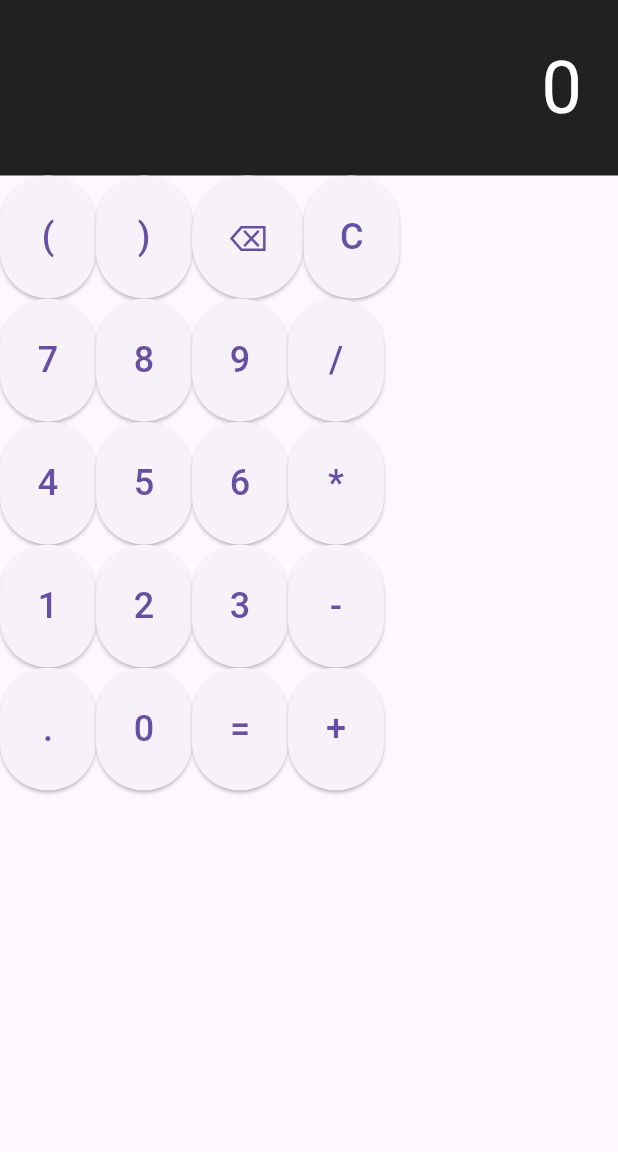
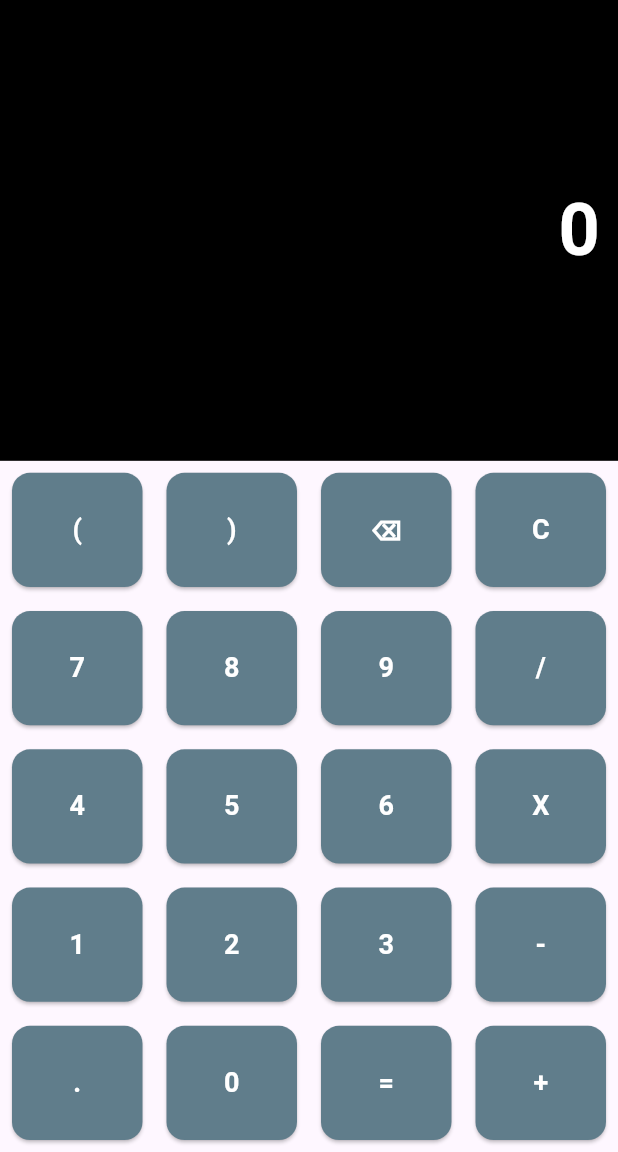
Before and after one commit to sadaquat2305/simple_calculator, a Flutter app: the screen it shows after launch, on a phone screen of 412 x 824 dp, the part 84-1236 px from its top. Run offline on Flutter 3.47's test engine with Material 3 defaults, Android fonts, the phone set to English and light mode, and no system bars; our stand-ins replace bloc, flutter_bloc, math_expressions.

Commit message:
UI is created

```diff
--- a/lib/presentation/pages/calculator_page.dart
+++ b/lib/presentation/pages/calculator_page.dart
@@ -1,6 +1,8 @@
 import 'package:flutter/material.dart';
 import 'package:flutter_bloc/flutter_bloc.dart';
 import 'package:simple_calculator_app/presentation/widgets/calculator_button_grid.dart';
+import 'package:simple_calculator_app/presentation/widgets/calculator_display.dart';
+import 'package:simple_calculator_app/presentation/widgets/calculator_keyboard.dart';
 import '../bloc/calculator_bloc.dart';
 
 class CalculatorPage extends StatelessWidget {
@@ -21,44 +23,12 @@ class CalculatorPage extends StatelessWidget {
               } else if (state is ResultState) {
                 display = state.result;
               }
-              return Container(
-                alignment: Alignment.bottomRight,
-                padding: EdgeInsets.all(24),
-                color: Colors.black87, // Background color for display
-                child: Text(
-                  display,
-                  style: TextStyle(
-                    fontSize: 48,
-                    color: Colors.white, // Text color for display
-                  ),
-                ),
-              );
+              return CalculatorDisplay(displayText: display);
             },
           ),
-
-          _buildKeypad(context),
+          CalculatorKeyboar()
         ],
       ),
     );
   }
-
-  Widget _buildKeypad(BuildContext context) {
-    return Column(
-      children: [
-        // Each row represents one line of buttons
-        _buildButtonRow(context, ['(', ')', '⌫', 'C']),
-        _buildButtonRow(context, ['7', '8', '9', '/']),
-        _buildButtonRow(context, ['4', '5', '6', '*']),
-        _buildButtonRow(context, ['1', '2', '3', '-']),
-        _buildButtonRow(context, ['.', '0', '=', '+'])
-      ],
-    );
-  }
-
-  Widget _buildButtonRow(BuildContext context, List<String> buttonTexts) {
-    return Row(
-      children:
-          buttonTexts.map((text) => CalculatorButton(text: text)).toList(),
-    );
-  }
 }
--- a/lib/presentation/widgets/calculator_button_grid.dart
+++ b/lib/presentation/widgets/calculator_button_grid.dart
@@ -4,30 +4,38 @@ import 'package:flutter_bloc/flutter_bloc.dart';
 import '../bloc/calculator_bloc.dart';
 
 class CalculatorButton extends StatelessWidget {
-  final String text;
+  final String label;
 
-  const CalculatorButton({required this.text});
+  const CalculatorButton({required this.label});
 
   @override
   Widget build(BuildContext context) {
-    return ElevatedButton(
-      onPressed: () {
-        if (text == '=') {
-          context.read<CalculatorBloc>().add(EqualOperation());
-        } else if (text == 'C') {
-          context.read<CalculatorBloc>().add(ClearAllEvent());
-        } else if (text == '⌫') {
-          context.read<CalculatorBloc>().add(BackSpaceEvent());
-        } else {
-          context.read<CalculatorBloc>().add(AppendCharacterEvent(text));
-        }
-      },
-      style: ElevatedButton.styleFrom(
-        padding: EdgeInsets.all(24), // Padding for button size
-      ),
-      child: Text(
-        text,
-        style: TextStyle(fontSize: 24),
+    return Expanded(
+      child: AspectRatio(
+        aspectRatio:
+            1, // Ensures the button is circular by keeping width and height equal
+        child: Container(
+          margin: const EdgeInsets.all(
+              8), // Optional: Add margin for spacing between buttons
+          child: ElevatedButton(
+            style: ElevatedButton.styleFrom(
+                primary: Colors.blueGrey,
+                shape: RoundedRectangleBorder(
+                    borderRadius: BorderRadius.circular(
+                        12)) // Use CircleBorder for circular shape
+                ),
+            onPressed: () {
+              // Handle button press
+            },
+            child: Text(
+              label,
+              style: const TextStyle(
+                  fontSize: 18,
+                  fontWeight: FontWeight.bold,
+                  color: Colors.white),
+            ),
+          ),
+        ),
       ),
     );
   }
--- a/lib/presentation/widgets/calculator_display.dart
+++ b/lib/presentation/widgets/calculator_display.dart
@@ -10,7 +10,10 @@ class CalculatorDisplay extends StatelessWidget {
 
   @override
   Widget build(BuildContext context) {
-    return Container(
+    return Expanded(
+      flex: 2,
+      child: Container(
+        color: Colors.black,
         alignment: Alignment.centerRight,
         padding: EdgeInsets.symmetric(horizontal: 12, vertical: 24),
         child: Text(
@@ -21,6 +24,7 @@ class CalculatorDisplay extends StatelessWidget {
             fontWeight: FontWeight.bold,
           ),
         ),
+      ),
     );
   }
 }
--- /dev/null
+++ b/lib/presentation/widgets/calculator_keyboard.dart
@@ -0,0 +1,71 @@
+import 'package:flutter/material.dart';
+import 'package:flutter/rendering.dart';
+import 'package:simple_calculator_app/presentation/widgets/calculator_button_grid.dart';
+
+class CalculatorKeyboar extends StatelessWidget {
+  @override
+  Widget build(BuildContext context) {
+    return Expanded(
+      flex: 3,
+      child: Column(
+        children: [
+          Expanded(
+              child: Container(
+            child: Row(
+              children: [
+                CalculatorButton(label: '('),
+                CalculatorButton(label: ')'),
+                CalculatorButton(label: '⌫'),
+                CalculatorButton(label: 'C')
+              ],
+            ),
+          )),
+          Expanded(
+              child: Container(
+            child: Row(
+              children: [
+                CalculatorButton(label: '7'),
+                CalculatorButton(label: '8'),
+                CalculatorButton(label: '9'),
+                CalculatorButton(label: '/')
+              ],
+            ),
+          )),
+          Expanded(
+              child: Container(
+            child: Row(
+              children: [
+                CalculatorButton(label: '4'),
+                CalculatorButton(label: '5'),
+                CalculatorButton(label: '6'),
+                CalculatorButton(label: 'X')
+              ],
+            ),
+          )),
+          Expanded(
+              child: Container(
+            child: Row(
+              children: [
+                CalculatorButton(label: '1'),
+                CalculatorButton(label: '2'),
+                CalculatorButton(label: '3'),
+                CalculatorButton(label: '-')
+              ],
+            ),
+          )),
+          Expanded(
+              child: Container(
+            child: Row(
+              children: [
+                CalculatorButton(label: '.'),
+                CalculatorButton(label: '0'),
+                CalculatorButton(label: '='),
+                CalculatorButton(label: '+')
+              ],
+            ),
+          )),
+        ],
+      ),
+    );
+  }
+}
```
Lines whose indentation alone changed are shown as unchanged.
